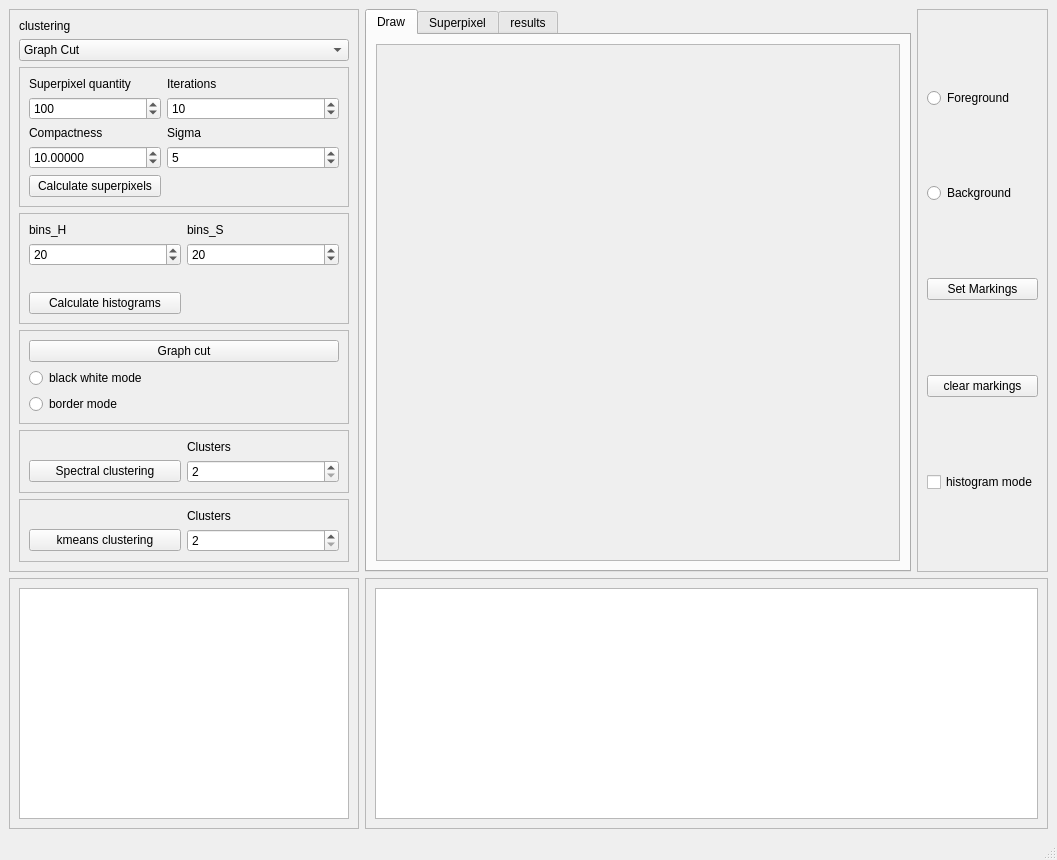
This is gui/bachelor/mainui/designer.ui in MarcoGTL/BachelorProject as Qt 5 draws it before an edit. The edited form follows.
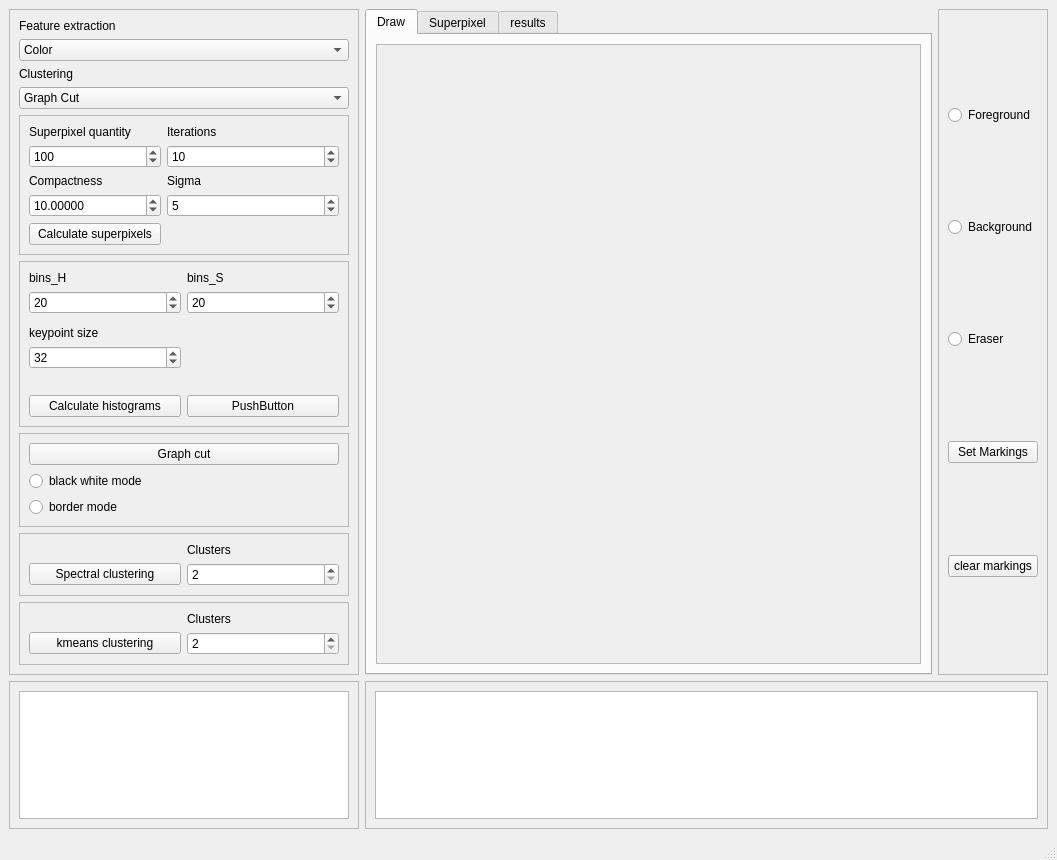
This is the edited form.

Patch:
```diff
--- a/gui/bachelor/mainui/designer.ui
+++ b/gui/bachelor/mainui/designer.ui
@@ -36,7 +36,14 @@
        <enum>QFrame::Raised</enum>
       </property>
       <layout class="QGridLayout" name="gridLayout_2">
-       <item row="2" column="0">
+       <item row="0" column="0">
+        <widget class="QLabel" name="label_11">
+         <property name="text">
+          <string>Feature extraction</string>
+         </property>
+        </widget>
+       </item>
+       <item row="4" column="0">
         <widget class="QFrame" name="frame_7">
          <property name="frameShape">
           <enum>QFrame::StyledPanel</enum>
@@ -132,7 +139,7 @@
          </layout>
         </widget>
        </item>
-       <item row="5" column="0">
+       <item row="7" column="0">
         <widget class="QFrame" name="graphFrame">
          <property name="frameShape">
           <enum>QFrame::StyledPanel</enum>
@@ -165,7 +172,7 @@
          </layout>
         </widget>
        </item>
-       <item row="1" column="0">
+       <item row="3" column="0">
         <widget class="QComboBox" name="clusteringBox">
          <item>
           <property name="text">
@@ -184,7 +191,7 @@
          </item>
         </widget>
        </item>
-       <item row="7" column="0">
+       <item row="9" column="0">
         <widget class="QFrame" name="kmeansFrame">
          <property name="frameShape">
           <enum>QFrame::StyledPanel</enum>
@@ -220,74 +227,14 @@
          </layout>
         </widget>
        </item>
-       <item row="3" column="0">
-        <widget class="QFrame" name="frame_8">
-         <property name="frameShape">
-          <enum>QFrame::StyledPanel</enum>
-         </property>
-         <property name="frameShadow">
-          <enum>QFrame::Raised</enum>
-         </property>
-         <layout class="QGridLayout" name="gridLayout_12">
-          <item row="1" column="1">
-           <widget class="QSpinBox" name="SSpinBox">
-            <property name="value">
-             <number>20</number>
-            </property>
-           </widget>
-          </item>
-          <item row="0" column="0">
-           <widget class="QLabel" name="label_6">
-            <property name="text">
-             <string>bins_H</string>
-            </property>
-           </widget>
-          </item>
-          <item row="2" column="0">
-           <widget class="QLabel" name="label_8">
-            <property name="text">
-             <string/>
-            </property>
-           </widget>
-          </item>
-          <item row="3" column="0">
-           <widget class="QPushButton" name="histogramButton">
-            <property name="text">
-             <string>Calculate histograms</string>
-            </property>
-           </widget>
-          </item>
-          <item row="0" column="1">
-           <widget class="QLabel" name="label_7">
-            <property name="text">
-             <string>bins_S</string>
-            </property>
-           </widget>
-          </item>
-          <item row="1" column="0">
-           <widget class="QSpinBox" name="HspinBox">
-            <property name="minimum">
-             <number>2</number>
-            </property>
-            <property name="maximum">
-             <number>360</number>
-            </property>
-            <property name="value">
-             <number>20</number>
-            </property>
-           </widget>
-          </item>
-         </layout>
-        </widget>
-       </item>
-       <item row="0" column="0">
+       <item row="2" column="0">
         <widget class="QLabel" name="label_2">
          <property name="text">
-          <string>clustering</string>
+          <string>Clustering</string>
          </property>
         </widget>
        </item>
-       <item row="6" column="0">
+       <item row="8" column="0">
         <widget class="QFrame" name="spectralFrame">
          <property name="frameShape">
           <enum>QFrame::StyledPanel</enum>
@@ -323,6 +270,122 @@
          </layout>
         </widget>
        </item>
+       <item row="1" column="0">
+        <widget class="QComboBox" name="extractionBox">
+         <item>
+          <property name="text">
+           <string>Color</string>
+          </property>
+         </item>
+         <item>
+          <property name="text">
+           <string>hsv</string>
+          </property>
+         </item>
+         <item>
+          <property name="text">
+           <string>Sift</string>
+          </property>
+         </item>
+        </widget>
+       </item>
+       <item row="5" column="0">
+        <widget class="QFrame" name="frame_8">
+         <property name="frameShape">
+          <enum>QFrame::StyledPanel</enum>
+         </property>
+         <property name="frameShadow">
+          <enum>QFrame::Raised</enum>
+         </property>
+         <layout class="QGridLayout" name="gridLayout_12">
+          <item row="3" column="0">
+           <widget class="QLabel" name="siftlabel">
+            <property name="text">
+             <string>keypoint size</string>
+            </property>
+           </widget>
+          </item>
+          <item row="4" column="0">
+           <widget class="QSpinBox" name="siftSpinBox">
+            <property name="minimum">
+             <number>1</number>
+            </property>
+            <property name="value">
+             <number>32</number>
+            </property>
+           </widget>
+          </item>
+          <item row="0" column="1">
+           <widget class="QLabel" name="colorlabel2">
+            <property name="text">
+             <string>bins_S</string>
+            </property>
+           </widget>
+          </item>
+          <item row="6" column="0">
+           <widget class="QPushButton" name="histogramButton">
+            <property name="text">
+             <string>Calculate histograms</string>
+            </property>
+           </widget>
+          </item>
+          <item row="5" column="0">
+           <widget class="QLabel" name="label_8">
+            <property name="text">
+             <string/>
+            </property>
+           </widget>
+          </item>
+          <item row="1" column="1">
+           <widget class="QSpinBox" name="SSpinBox">
+            <property name="value">
+             <number>20</number>
+            </property>
+           </widget>
+          </item>
+          <item row="2" column="0">
+           <widget class="QFrame" name="frame_2">
+            <property name="styleSheet">
+             <string notr="true">border:0</string>
+            </property>
+            <property name="frameShape">
+             <enum>QFrame::StyledPanel</enum>
+            </property>
+            <property name="frameShadow">
+             <enum>QFrame::Raised</enum>
+            </property>
+           </widget>
+          </item>
+          <item row="1" column="0">
+           <widget class="QSpinBox" name="HspinBox">
+            <property name="minimum">
+             <number>2</number>
+            </property>
+            <property name="maximum">
+             <number>360</number>
+            </property>
+            <property name="value">
+             <number>20</number>
+            </property>
+           </widget>
+          </item>
+          <item row="0" column="0">
+           <widget class="QLabel" name="colorlabel1">
+            <property name="text">
+             <string>bins_H</string>
+            </property>
+           </widget>
+          </item>
+          <item row="6" column="1">
+           <widget class="QPushButton" name="pushButton">
+            <property name="text">
+             <string>PushButton</string>
+            </property>
+           </widget>
+          </item>
+         </layout>
+        </widget>
+       </item>
       </layout>
      </widget>
     </item>
@@ -367,8 +430,8 @@
             <rect>
              <x>0</x>
              <y>0</y>
-             <width>492</width>
-             <height>575</height>
+             <width>518</width>
+             <height>641</height>
             </rect>
            </property>
            <layout class="QGridLayout" name="gridLayout_6">
@@ -511,26 +574,26 @@
         </widget>
        </item>
        <item row="4" column="0">
-        <widget class="QCheckBox" name="histogramCheckBox">
-         <property name="text">
-          <string>histogram mode</string>
-         </property>
-        </widget>
-       </item>
-       <item row="3" column="0">
         <widget class="QPushButton" name="clearMarkingsButton">
          <property name="text">
           <string>clear markings</string>
          </property>
         </widget>
        </item>
-       <item row="2" column="0">
+       <item row="3" column="0">
         <widget class="QPushButton" name="markingsButton">
          <property name="text">
           <string>Set Markings</string>
          </property>
         </widget>
        </item>
+       <item row="2" column="0">
+        <widget class="QRadioButton" name="radioButton">
+         <property name="text">
+          <string>Eraser</string>
+         </property>
+        </widget>
+       </item>
       </layout>
      </widget>
     </item>
```
Left out of the diff: 8 changed lines with no effect on the pictures.
